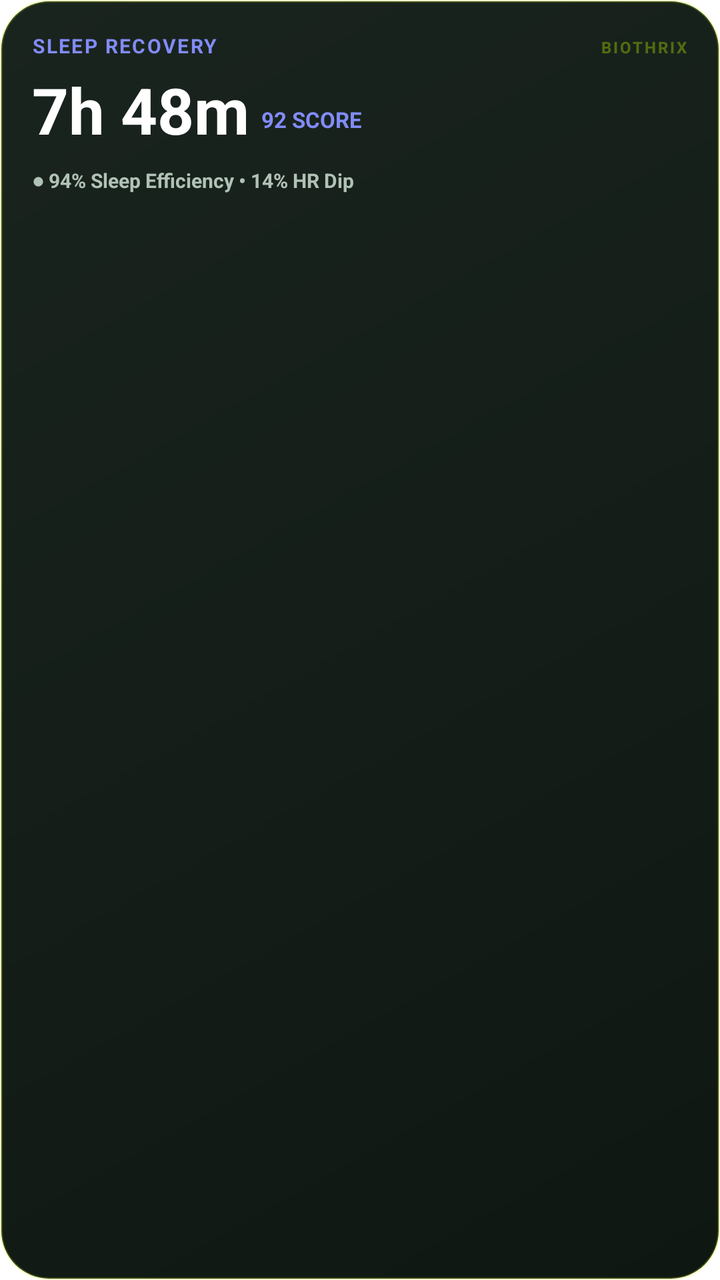
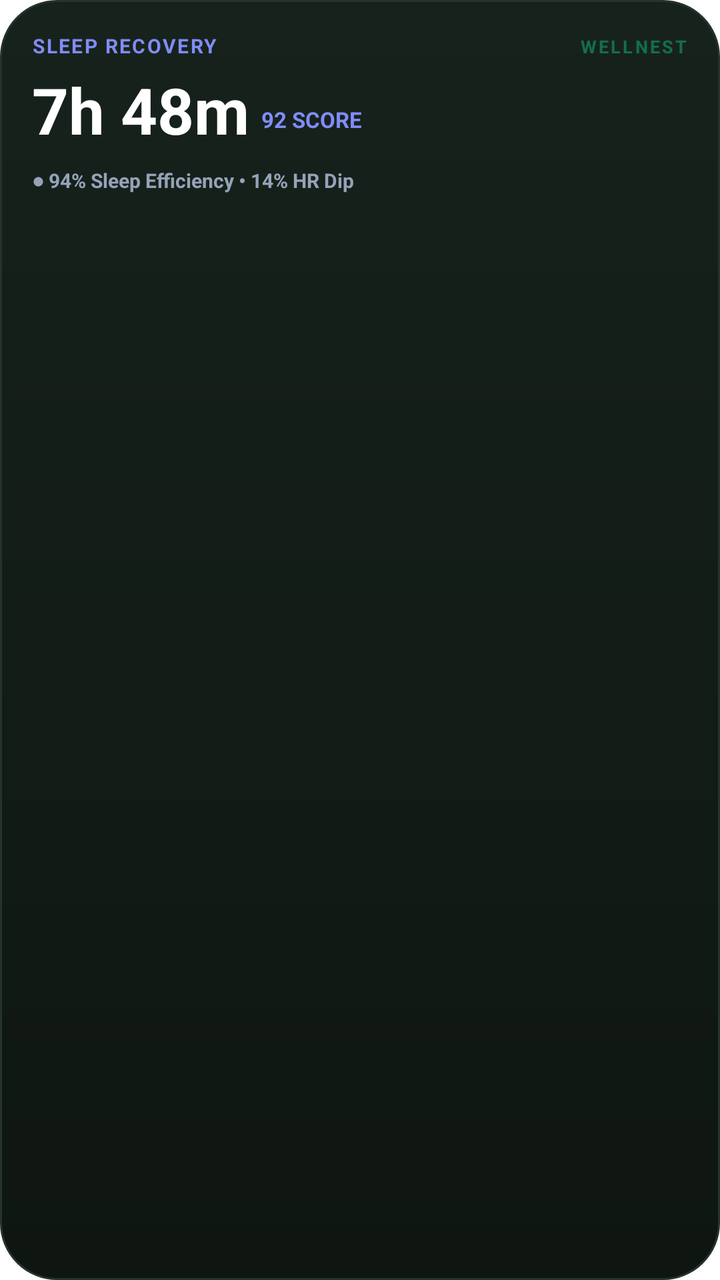

The first picture is an Android layout as it rendered before a commit; the second is the same layout after the commit. The layout source and the unified diff follow.
<!-- AndroidManifest.xml: fallback theme Theme.MaterialComponents.DayNight.NoActionBar -->
<!-- res/layout/widget_sleep.xml -->
<?xml version="1.0" encoding="utf-8"?>
<LinearLayout xmlns:android="http://schemas.android.com/apk/res/android"
    android:id="@+id/widget_sleep_root"
    android:layout_width="match_parent"
    android:layout_height="match_parent"
    android:background="@drawable/widget_background"
    android:orientation="vertical"
    android:padding="16dp">

    
    <LinearLayout
        android:layout_width="match_parent"
        android:layout_height="wrap_content"
        android:orientation="horizontal">
        <TextView
            android:id="@+id/widget_sleep_title"
            android:layout_width="0dp"
            android:layout_height="wrap_content"
            android:layout_weight="1"
            android:text="SLEEP RECOVERY"
            android:textColor="#818CF8"
            android:textSize="10sp"
            android:textStyle="bold"
            android:letterSpacing="0.08" />
        <TextView
            android:layout_width="wrap_content"
            android:layout_height="wrap_content"
            android:text="BIOTHRIX"
            android:textColor="#55CCFF00"
            android:textSize="8sp"
            android:textStyle="bold"
            android:letterSpacing="0.12" />
    </LinearLayout>

    
    <LinearLayout
        android:layout_width="wrap_content"
        android:layout_height="wrap_content"
        android:layout_marginTop="8dp"
        android:orientation="horizontal">
        <TextView
            android:id="@+id/widget_sleep_value"
            android:layout_width="wrap_content"
            android:layout_height="wrap_content"
            android:text="7h 48m"
            android:textColor="#FFFFFF"
            android:textSize="32sp"
            android:textStyle="bold"
            android:includeFontPadding="false" />
        <TextView
            android:layout_width="wrap_content"
            android:layout_height="wrap_content"
            android:layout_gravity="bottom"
            android:layout_marginStart="6dp"
            android:layout_marginBottom="4dp"
            android:text="92 SCORE"
            android:textColor="#818CF8"
            android:textSize="11sp"
            android:textStyle="bold" />
    </LinearLayout>

    
    <TextView
        android:id="@+id/widget_sleep_subtitle"
        android:layout_width="wrap_content"
        android:layout_height="wrap_content"
        android:layout_marginTop="8dp"
        android:text="● 94% Sleep Efficiency • 14% HR Dip"
        android:textColor="#B0C2B6"
        android:textSize="10sp"
        android:textStyle="bold" />
</LinearLayout>
<!-- resources referenced by this layout -->
<resources>
  <!-- drawable widget_background (drawable) -->
  <?xml version="1.0" encoding="utf-8"?>
  <shape xmlns:android="http://schemas.android.com/apk/res/android"
      android:shape="rectangle">
      <corners android:radius="24dp" />
      <gradient
          android:angle="315"
          android:startColor="#1A241E"
          android:endColor="#0F1712"
          android:type="linear" />
      <stroke android:width="1.2dp" android:color="#33CCFF00" />
  </shape>
</resources>

<!-- the commit's change to res/layout/widget_sleep.xml (unified diff, before → after) -->
@@ -25,9 +25,9 @@
         <TextView
             android:layout_width="wrap_content"
             android:layout_height="wrap_content"
-            android:text="BIOTHRIX"
-            android:textColor="#55CCFF00"
-            android:textSize="8sp"
+            android:text="WELLNEST"
+            android:textColor="#8010B981"
+            android:textSize="9sp"
             android:textStyle="bold"
             android:letterSpacing="0.12" />
     </LinearLayout>
@@ -66,7 +66,7 @@
         android:layout_height="wrap_content"
         android:layout_marginTop="8dp"
         android:text="● 94% Sleep Efficiency • 14% HR Dip"
-        android:textColor="#B0C2B6"
+        android:textColor="#94A3B8"
         android:textSize="10sp"
         android:textStyle="bold" />
 </LinearLayout>
<!-- resource entries referenced after the edit -->
@@ -4,13 +4,13 @@
   <?xml version="1.0" encoding="utf-8"?>
   <shape xmlns:android="http://schemas.android.com/apk/res/android"
       android:shape="rectangle">
-      <corners android:radius="24dp" />
+      <corners android:radius="28dp" />
       <gradient
-          android:angle="315"
-          android:startColor="#1A241E"
-          android:endColor="#0F1712"
+          android:angle="270"
+          android:startColor="#17221C"
+          android:endColor="#0F1612"
           android:type="linear" />
-      <stroke android:width="1.2dp" android:color="#33CCFF00" />
+      <stroke android:width="1dp" android:color="#243429" />
   </shape>
 </resources>
 
